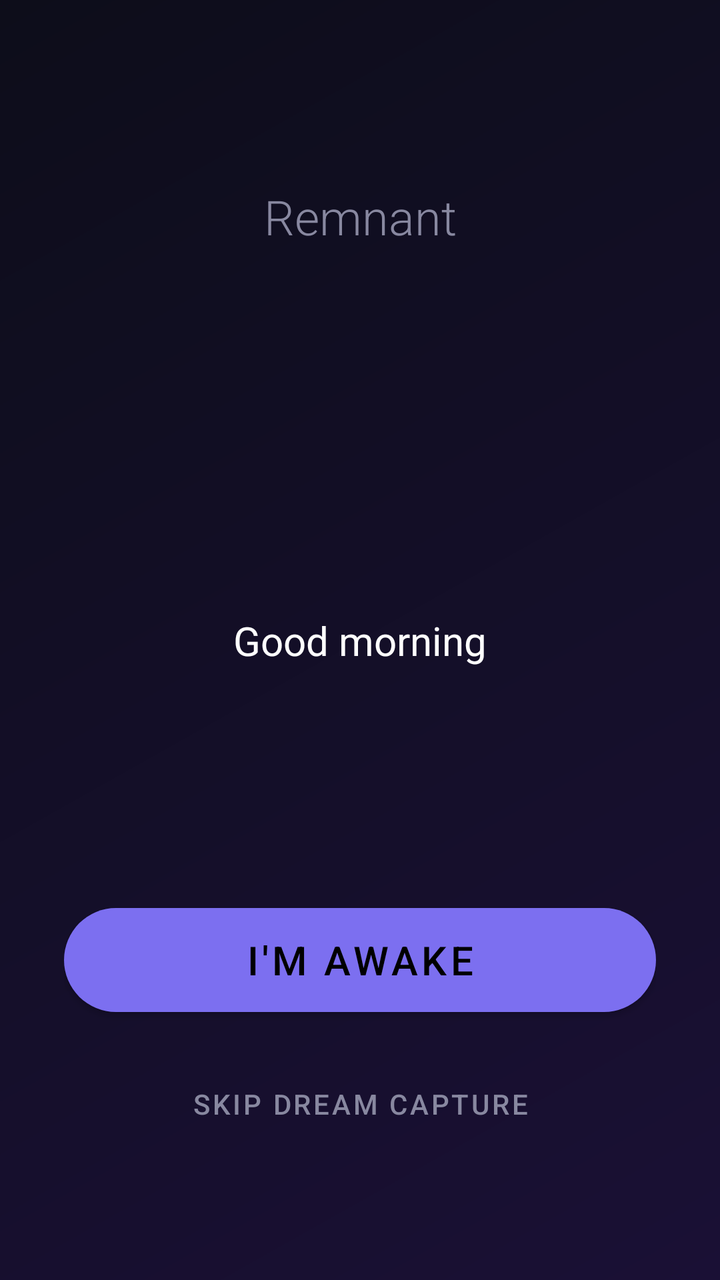
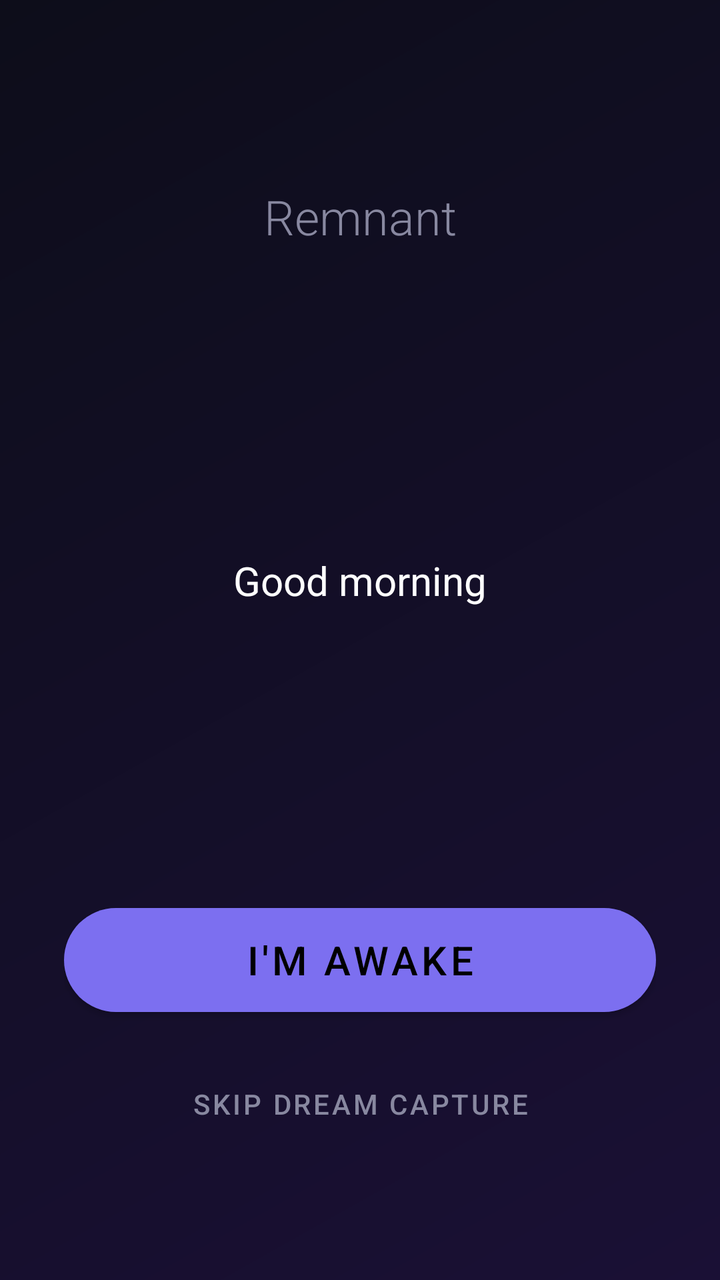

Before-and-after screenshots of an Android layout around one commit, followed by the original layout XML and the change that was made.
<!-- AndroidManifest.xml: activity theme Theme.Remnant.Alarm -->
<!-- res/layout/activity_alarm.xml -->
<?xml version="1.0" encoding="utf-8"?>
<androidx.constraintlayout.widget.ConstraintLayout
    xmlns:android="http://schemas.android.com/apk/res/android"
    xmlns:app="http://schemas.android.com/apk/res-auto"
    android:layout_width="match_parent"
    android:layout_height="match_parent"
    android:background="@drawable/bg_gradient_dark"
    android:padding="32dp">

    <TextView
        android:id="@+id/textAppName"
        android:layout_width="wrap_content"
        android:layout_height="wrap_content"
        android:text="@string/app_name"
        android:textSize="24sp"
        android:textColor="@color/text_secondary"
        android:fontFamily="sans-serif-light"
        app:layout_constraintTop_toTopOf="parent"
        app:layout_constraintStart_toStartOf="parent"
        app:layout_constraintEnd_toEndOf="parent"
        android:layout_marginTop="60dp" />

    <TextView
        android:id="@+id/textStatus"
        android:layout_width="wrap_content"
        android:layout_height="wrap_content"
        android:text="@string/alarm_waking"
        android:textSize="20sp"
        android:textColor="@color/white"
        android:gravity="center"
        app:layout_constraintTop_toTopOf="parent"
        app:layout_constraintBottom_toBottomOf="parent"
        app:layout_constraintStart_toStartOf="parent"
        app:layout_constraintEnd_toEndOf="parent" />

    
    <TextView
        android:id="@+id/textCompanionHint"
        android:layout_width="wrap_content"
        android:layout_height="wrap_content"
        android:text="@string/companion_listening"
        android:textSize="14sp"
        android:textColor="@color/text_secondary"
        android:gravity="center"
        android:visibility="gone"
        app:layout_constraintTop_toBottomOf="@id/textStatus"
        app:layout_constraintStart_toStartOf="parent"
        app:layout_constraintEnd_toEndOf="parent"
        android:layout_marginTop="12dp" />

    <com.google.android.material.button.MaterialButton
        android:id="@+id/btnDismiss"
        android:layout_width="0dp"
        android:layout_height="64dp"
        android:text="@string/alarm_dismiss"
        android:textSize="20sp"
        app:backgroundTint="@color/accent"
        app:cornerRadius="32dp"
        app:layout_constraintBottom_toTopOf="@id/btnSkip"
        app:layout_constraintStart_toStartOf="parent"
        app:layout_constraintEnd_toEndOf="parent"
        android:layout_marginBottom="16dp" />

    <com.google.android.material.button.MaterialButton
        android:id="@+id/btnSkip"
        android:layout_width="wrap_content"
        android:layout_height="wrap_content"
        android:text="@string/alarm_skip"
        android:textSize="14sp"
        android:textColor="@color/text_secondary"
        style="@style/Widget.MaterialComponents.Button.TextButton"
        app:layout_constraintBottom_toBottomOf="parent"
        app:layout_constraintStart_toStartOf="parent"
        app:layout_constraintEnd_toEndOf="parent"
        android:layout_marginBottom="32dp" />

</androidx.constraintlayout.widget.ConstraintLayout>
<!-- resources referenced by this layout -->
<resources>
  <color name="accent">#FF7C6FF0</color>
  <color name="text_secondary">#FF8888A0</color>
  <color name="white">#FFFFFFFF</color>
  <!-- drawable bg_gradient_dark (drawable) -->
  <?xml version="1.0" encoding="utf-8"?>
  <shape xmlns:android="http://schemas.android.com/apk/res/android">
      <gradient
          android:startColor="@color/gradient_start"
          android:endColor="@color/gradient_end"
          android:angle="315" />
  </shape>
  <string name="alarm_dismiss">I\'m Awake</string>
  <string name="alarm_skip">Skip dream capture</string>
  <string name="alarm_waking">Good morning</string>
  <string name="app_name">Remnant</string>
  <string name="companion_listening">Say something if you\'re awake\u2026</string>
  <style name="Theme.Remnant.Alarm" parent="Theme.Remnant">
          <item name="android:windowFullscreen">true</item>
      </style>
  <color name="gradient_start">#FF0D0D1A</color>
  <color name="gradient_end">#FF1A1035</color>
  <style name="Theme.Remnant" parent="Theme.MaterialComponents.NoActionBar">
          <item name="colorPrimary">@color/accent</item>
          <item name="colorPrimaryDark">@color/accent_dark</item>
          <item name="colorAccent">@color/accent</item>
          <item name="android:windowBackground">@color/background</item>
          <item name="android:statusBarColor">@color/background</item>
          <item name="android:navigationBarColor">@color/background</item>
          <item name="android:textColorPrimary">@color/text_primary</item>
          <item name="android:textColorSecondary">@color/text_secondary</item>
          
          <item name="colorSurface">@color/surface</item>
          <item name="colorOnSurface">@color/text_primary</item>
      </style>
  <color name="accent_dark">#FF5A4FCF</color>
  <color name="background">#FF0D0D1A</color>
  <color name="text_primary">#FFE8E8F0</color>
  <color name="surface">#FF1A1A2E</color>
</resources>

<!-- the commit's change to res/layout/activity_alarm.xml (unified diff, before → after) -->
@@ -20,6 +20,7 @@
         app:layout_constraintEnd_toEndOf="parent"
         android:layout_marginTop="60dp" />
 
+    
     <TextView
         android:id="@+id/textStatus"
         android:layout_width="wrap_content"
@@ -28,10 +29,13 @@
         android:textSize="20sp"
         android:textColor="@color/white"
         android:gravity="center"
-        app:layout_constraintTop_toTopOf="parent"
-        app:layout_constraintBottom_toBottomOf="parent"
+        app:layout_constraintTop_toBottomOf="@id/textAppName"
+        app:layout_constraintBottom_toTopOf="@id/textCompanionHint"
         app:layout_constraintStart_toStartOf="parent"
-        app:layout_constraintEnd_toEndOf="parent" />
+        app:layout_constraintEnd_toEndOf="parent"
+        app:layout_constraintVertical_chainStyle="packed"
+        android:layout_marginTop="24dp"
+        app:layout_goneMarginBottom="16dp" />
 
     
     <TextView
@@ -44,9 +48,11 @@
         android:gravity="center"
         android:visibility="gone"
         app:layout_constraintTop_toBottomOf="@id/textStatus"
+        app:layout_constraintBottom_toTopOf="@id/btnDismiss"
         app:layout_constraintStart_toStartOf="parent"
         app:layout_constraintEnd_toEndOf="parent"
-        android:layout_marginTop="12dp" />
+        android:layout_marginTop="12dp"
+        android:layout_marginBottom="16dp" />
 
     <com.google.android.material.button.MaterialButton
         android:id="@+id/btnDismiss"
